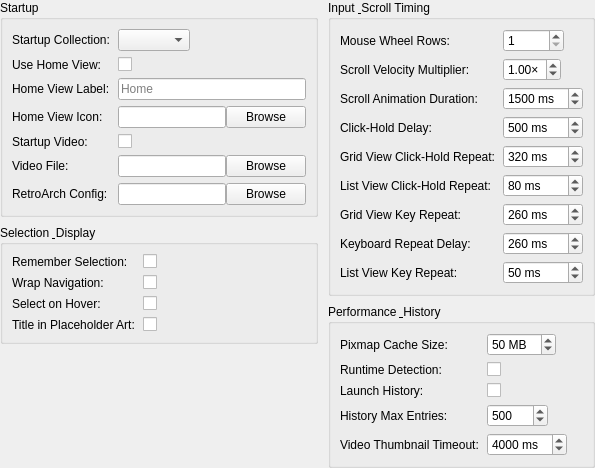
Before: the Qt Designer form src/ui/dialogs/settings/generalsettingspanel.ui in EtherAura/Kartend, drawn with Qt 5.
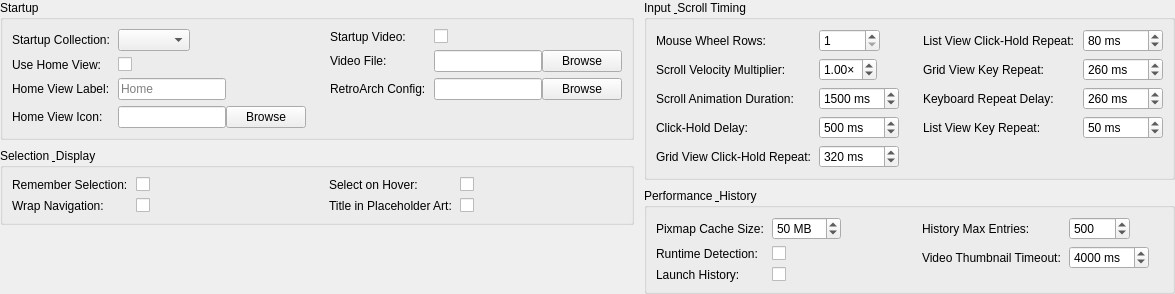
After: the same form once the commit is applied.

Patch:
```diff
--- a/src/ui/dialogs/settings/generalsettingspanel.ui
+++ b/src/ui/dialogs/settings/generalsettingspanel.ui
@@ -14,10 +14,23 @@
      <item>
       <widget class="QGroupBox" name="startupGroupBox">
        <property name="title"><string>Startup</string></property>
-       <layout class="QFormLayout" name="startupFormLayout">
+       <!-- Two-column section: two equal-width column wrappers side by side. -->
+       <layout class="QHBoxLayout" name="startupRowLayout">
+        <property name="spacing"><number>24</number></property>
+        <item>
+         <widget class="QWidget" name="startupColLeft" native="true">
+          <property name="sizePolicy">
+           <sizepolicy hsizetype="Expanding" vsizetype="Preferred"><horstretch>0</horstretch><verstretch>0</verstretch></sizepolicy>
+          </property>
+          <layout class="QFormLayout" name="startupFormLeft">
+           <property name="formAlignment"><set>Qt::AlignmentFlag::AlignLeft|Qt::AlignmentFlag::AlignTop</set></property>
         <property name="horizontalSpacing"><number>8</number></property>
         <property name="verticalSpacing"><number>6</number></property>
-        <property name="fieldGrowthPolicy"><enum>QFormLayout::FieldGrowthPolicy::ExpandingFieldsGrow</enum></property>
+           <property name="leftMargin"><number>0</number></property>
+           <property name="topMargin"><number>0</number></property>
+           <property name="rightMargin"><number>0</number></property>
+           <property name="bottomMargin"><number>0</number></property>
+           <property name="fieldGrowthPolicy"><enum>QFormLayout::FieldGrowthPolicy::FieldsStayAtSizeHint</enum></property>
         <item row="0" column="0"><widget class="QLabel" name="startupCollectionLabel"><property name="text"><string>Startup Collection:</string></property></widget></item>
         <item row="0" column="1"><widget class="QComboBox" name="startupCollectionComboBox"><property name="minimumWidth"><number>180</number></property><property name="toolTip"><string>Collection to open on startup. &quot;(Default)&quot; opens the first root collection.</string></property></widget></item>
         <item row="1" column="0"><widget class="QLabel" name="useHomeViewLabel"><property name="text"><string>Use Home View:</string></property></widget></item>
@@ -31,17 +44,34 @@
           <item><widget class="QPushButton" name="browseHomeViewIconButton"><property name="text"><string>Browse</string></property></widget></item>
          </layout>
         </item>
-        <item row="4" column="0"><widget class="QLabel" name="startupVideoEnabledLabel"><property name="text"><string>Startup Video:</string></property></widget></item>
-        <item row="4" column="1"><widget class="QCheckBox" name="startupVideoEnabledCheckBox"><property name="toolTip"><string>Play a configurable video on application launch. Skippable via any key or click.</string></property></widget></item>
-        <item row="5" column="0"><widget class="QLabel" name="startupVideoPathLabel"><property name="text"><string>Video File:</string></property></widget></item>
-        <item row="5" column="1">
+          </layout>
+         </widget>
+        </item>
+        <item>
+         <widget class="QWidget" name="startupColRight" native="true">
+          <property name="sizePolicy">
+           <sizepolicy hsizetype="Expanding" vsizetype="Preferred"><horstretch>0</horstretch><verstretch>0</verstretch></sizepolicy>
+          </property>
+          <layout class="QFormLayout" name="startupFormRight">
+           <property name="formAlignment"><set>Qt::AlignmentFlag::AlignLeft|Qt::AlignmentFlag::AlignTop</set></property>
+           <property name="horizontalSpacing"><number>8</number></property>
+           <property name="verticalSpacing"><number>6</number></property>
+           <property name="leftMargin"><number>0</number></property>
+           <property name="topMargin"><number>0</number></property>
+           <property name="rightMargin"><number>0</number></property>
+           <property name="bottomMargin"><number>0</number></property>
+           <property name="fieldGrowthPolicy"><enum>QFormLayout::FieldGrowthPolicy::FieldsStayAtSizeHint</enum></property>
+           <item row="0" column="0"><widget class="QLabel" name="startupVideoEnabledLabel"><property name="text"><string>Startup Video:</string></property></widget></item>
+           <item row="0" column="1"><widget class="QCheckBox" name="startupVideoEnabledCheckBox"><property name="toolTip"><string>Play a configurable video on application launch. Skippable via any key or click.</string></property></widget></item>
+           <item row="1" column="0"><widget class="QLabel" name="startupVideoPathLabel"><property name="text"><string>Video File:</string></property></widget></item>
+           <item row="1" column="1">
          <layout class="QHBoxLayout" name="startupVideoPathLayout">
           <item><widget class="QLineEdit" name="startupVideoPathLineEdit"><property name="toolTip"><string>Absolute path to the video file played on launch (e.g. .mp4, .webm). Empty disables the feature regardless of the checkbox above.</string></property></widget></item>
           <item><widget class="QPushButton" name="browseStartupVideoButton"><property name="text"><string>Browse</string></property></widget></item>
          </layout>
         </item>
-        <item row="6" column="0"><widget class="QLabel" name="retroarchConfigLabel"><property name="text"><string>RetroArch Config:</string></property></widget></item>
-        <item row="6" column="1">
+           <item row="2" column="0"><widget class="QLabel" name="retroarchConfigLabel"><property name="text"><string>RetroArch Config:</string></property></widget></item>
+           <item row="2" column="1">
          <layout class="QHBoxLayout" name="retroarchConfigLayout">
           <item><widget class="QLineEdit" name="retroarchConfigLineEdit"><property name="toolTip"><string>Optional path to a retroarch.cfg file or a libretro core directory, used to list installed cores in the collection Core picker. Empty auto-detects the standard RetroArch config location.</string></property></widget></item>
           <item><widget class="QPushButton" name="browseRetroarchConfigButton"><property name="text"><string>Browse</string></property></widget></item>
@@ -50,21 +80,56 @@
        </layout>
       </widget>
      </item>
+       </layout>
+      </widget>
+     </item>
      <item>
       <widget class="QGroupBox" name="selectionGroupBox">
        <property name="title"><string>Selection &amp; Display</string></property>
-       <layout class="QFormLayout" name="selectionFormLayout">
+       <layout class="QHBoxLayout" name="selectionRowLayout">
+        <property name="spacing"><number>24</number></property>
+        <item>
+         <widget class="QWidget" name="selectionColLeft" native="true">
+          <property name="sizePolicy">
+           <sizepolicy hsizetype="Expanding" vsizetype="Preferred"><horstretch>0</horstretch><verstretch>0</verstretch></sizepolicy>
+          </property>
+          <layout class="QFormLayout" name="selectionFormLeft">
+           <property name="formAlignment"><set>Qt::AlignmentFlag::AlignLeft|Qt::AlignmentFlag::AlignTop</set></property>
         <property name="horizontalSpacing"><number>8</number></property>
         <property name="verticalSpacing"><number>6</number></property>
-        <property name="fieldGrowthPolicy"><enum>QFormLayout::FieldGrowthPolicy::ExpandingFieldsGrow</enum></property>
+           <property name="leftMargin"><number>0</number></property>
+           <property name="topMargin"><number>0</number></property>
+           <property name="rightMargin"><number>0</number></property>
+           <property name="bottomMargin"><number>0</number></property>
+           <property name="fieldGrowthPolicy"><enum>QFormLayout::FieldGrowthPolicy::FieldsStayAtSizeHint</enum></property>
         <item row="0" column="0"><widget class="QLabel" name="rememberSelectionLabel"><property name="text"><string>Remember Selection:</string></property></widget></item>
         <item row="0" column="1"><widget class="QCheckBox" name="rememberSelectionCheckBox"><property name="toolTip"><string>Remember the last selected item when returning to a collection</string></property></widget></item>
         <item row="1" column="0"><widget class="QLabel" name="wrapNavigationLabel"><property name="text"><string>Wrap Navigation:</string></property></widget></item>
         <item row="1" column="1"><widget class="QCheckBox" name="wrapNavigationCheckBox"><property name="toolTip"><string>When navigating with arrow keys, wrap at edges</string></property></widget></item>
-        <item row="2" column="0"><widget class="QLabel" name="selectItemOnHoverLabel"><property name="text"><string>Select on Hover:</string></property></widget></item>
-        <item row="2" column="1"><widget class="QCheckBox" name="selectItemOnHoverCheckBox"><property name="toolTip"><string>Move selection to the visible item under the mouse pointer without clicking</string></property></widget></item>
-        <item row="3" column="0"><widget class="QLabel" name="showTitleInPlaceholderLabel"><property name="text"><string>Title in Placeholder Art:</string></property></widget></item>
-        <item row="3" column="1"><widget class="QCheckBox" name="showTitleInPlaceholderCheckBox"><property name="toolTip"><string>Draw the item title on top of placeholder art (the hatched pattern or any user-supplied placeholder image) when no real artwork exists for the item.</string></property></widget></item>
+          </layout>
+         </widget>
+        </item>
+        <item>
+         <widget class="QWidget" name="selectionColRight" native="true">
+          <property name="sizePolicy">
+           <sizepolicy hsizetype="Expanding" vsizetype="Preferred"><horstretch>0</horstretch><verstretch>0</verstretch></sizepolicy>
+          </property>
+          <layout class="QFormLayout" name="selectionFormRight">
+           <property name="formAlignment"><set>Qt::AlignmentFlag::AlignLeft|Qt::AlignmentFlag::AlignTop</set></property>
+           <property name="horizontalSpacing"><number>8</number></property>
+           <property name="verticalSpacing"><number>6</number></property>
+           <property name="leftMargin"><number>0</number></property>
+           <property name="topMargin"><number>0</number></property>
+           <property name="rightMargin"><number>0</number></property>
+           <property name="bottomMargin"><number>0</number></property>
+           <property name="fieldGrowthPolicy"><enum>QFormLayout::FieldGrowthPolicy::FieldsStayAtSizeHint</enum></property>
+           <item row="0" column="0"><widget class="QLabel" name="selectItemOnHoverLabel"><property name="text"><string>Select on Hover:</string></property></widget></item>
+           <item row="0" column="1"><widget class="QCheckBox" name="selectItemOnHoverCheckBox"><property name="toolTip"><string>Move selection to the visible item under the mouse pointer without clicking</string></property></widget></item>
+           <item row="1" column="0"><widget class="QLabel" name="showTitleInPlaceholderLabel"><property name="text"><string>Title in Placeholder Art:</string></property></widget></item>
+           <item row="1" column="1"><widget class="QCheckBox" name="showTitleInPlaceholderCheckBox"><property name="toolTip"><string>Draw the item title on top of placeholder art (the hatched pattern or any user-supplied placeholder image) when no real artwork exists for the item.</string></property></widget></item>
+          </layout>
+         </widget>
+        </item>
        </layout>
       </widget>
      </item>
@@ -82,10 +147,22 @@
      <item>
       <widget class="QGroupBox" name="inputTimingGroupBox">
        <property name="title"><string>Input &amp; Scroll Timing</string></property>
-       <layout class="QFormLayout" name="inputTimingFormLayout">
+       <layout class="QHBoxLayout" name="inputTimingRowLayout">
+        <property name="spacing"><number>24</number></property>
+        <item>
+         <widget class="QWidget" name="inputTimingColLeft" native="true">
+          <property name="sizePolicy">
+           <sizepolicy hsizetype="Expanding" vsizetype="Preferred"><horstretch>0</horstretch><verstretch>0</verstretch></sizepolicy>
+          </property>
+          <layout class="QFormLayout" name="inputTimingFormLeft">
+           <property name="formAlignment"><set>Qt::AlignmentFlag::AlignLeft|Qt::AlignmentFlag::AlignTop</set></property>
         <property name="horizontalSpacing"><number>8</number></property>
         <property name="verticalSpacing"><number>6</number></property>
-        <property name="fieldGrowthPolicy"><enum>QFormLayout::FieldGrowthPolicy::ExpandingFieldsGrow</enum></property>
+           <property name="leftMargin"><number>0</number></property>
+           <property name="topMargin"><number>0</number></property>
+           <property name="rightMargin"><number>0</number></property>
+           <property name="bottomMargin"><number>0</number></property>
+           <property name="fieldGrowthPolicy"><enum>QFormLayout::FieldGrowthPolicy::FieldsStayAtSizeHint</enum></property>
         <item row="0" column="0"><widget class="QLabel" name="mouseWheelSpeedLabel"><property name="text"><string>Mouse Wheel Rows:</string></property></widget></item>
         <item row="0" column="1"><widget class="QSpinBox" name="mouseWheelSpeedSpinBox"><property name="minimumWidth"><number>110</number></property><property name="toolTip"><string>Number of rows to scroll per mouse wheel step</string></property><property name="minimum"><number>1</number></property><property name="maximum"><number>99999</number></property><property name="value"><number>1</number></property></widget></item>
         <item row="1" column="0"><widget class="QLabel" name="scrollVelocityMultiplierLabel"><property name="text"><string>Scroll Velocity Multiplier:</string></property></widget></item>
@@ -95,35 +172,87 @@
         <item row="3" column="0"><widget class="QLabel" name="clickHoldDelayLabel"><property name="text"><string>Click-Hold Delay:</string></property></widget></item>
         <item row="3" column="1"><widget class="QSpinBox" name="clickHoldDelaySpinBox"><property name="minimumWidth"><number>110</number></property><property name="toolTip"><string>Delay before click-hold scroll mode activates (milliseconds)</string></property><property name="suffix"><string> ms</string></property><property name="minimum"><number>1</number></property><property name="maximum"><number>99999</number></property><property name="value"><number>500</number></property></widget></item>
         <item row="4" column="0"><widget class="QLabel" name="clickHoldRepeatIntervalLabel"><property name="text"><string>Grid View Click-Hold Repeat:</string></property></widget></item>
-        <item row="4" column="1"><widget class="QSpinBox" name="clickHoldRepeatIntervalSpinBox"><property name="minimumWidth"><number>110</number></property><property name="toolTip"><string>Interval between steps during click-hold scrolling in grid view (milliseconds)</string></property><property name="suffix"><string> ms</string></property><property name="minimum"><number>1</number></property><property name="maximum"><number>99999</number></property><property name="value"><number>320</number></property></widget></item>
-        <item row="5" column="0"><widget class="QLabel" name="listClickHoldRepeatLabel"><property name="text"><string>List View Click-Hold Repeat:</string></property></widget></item>
-        <item row="5" column="1"><widget class="QSpinBox" name="listClickHoldRepeatSpinBox"><property name="minimumWidth"><number>110</number></property><property name="toolTip"><string>Interval between steps during click-hold scrolling in list view (milliseconds)</string></property><property name="suffix"><string> ms</string></property><property name="minimum"><number>1</number></property><property name="maximum"><number>99999</number></property><property name="value"><number>80</number></property></widget></item>
-        <item row="6" column="0"><widget class="QLabel" name="keyboardSpeedLabel"><property name="text"><string>Grid View Key Repeat:</string></property></widget></item>
-        <item row="6" column="1"><widget class="QSpinBox" name="keyboardSpeedSpinBox"><property name="minimumWidth"><number>110</number></property><property name="toolTip"><string>Interval between arrow key repeats when holding keys in grid view (milliseconds)</string></property><property name="suffix"><string> ms</string></property><property name="minimum"><number>1</number></property><property name="maximum"><number>99999</number></property><property name="value"><number>260</number></property></widget></item>
-        <item row="7" column="0"><widget class="QLabel" name="keyboardRepeatDelayLabel"><property name="text"><string>Keyboard Repeat Delay:</string></property></widget></item>
-        <item row="7" column="1"><widget class="QSpinBox" name="keyboardRepeatDelaySpinBox"><property name="minimumWidth"><number>110</number></property><property name="toolTip"><string>Initial delay before keyboard repeat starts (milliseconds)</string></property><property name="suffix"><string> ms</string></property><property name="minimum"><number>1</number></property><property name="maximum"><number>99999</number></property><property name="value"><number>260</number></property></widget></item>
-        <item row="8" column="0"><widget class="QLabel" name="listKeyboardRepeatLabel"><property name="text"><string>List View Key Repeat:</string></property></widget></item>
-        <item row="8" column="1"><widget class="QSpinBox" name="listKeyboardRepeatSpinBox"><property name="minimumWidth"><number>110</number></property><property name="toolTip"><string>Interval between arrow key repeats when holding keys in list view (milliseconds)</string></property><property name="suffix"><string> ms</string></property><property name="minimum"><number>1</number></property><property name="maximum"><number>99999</number></property><property name="value"><number>50</number></property></widget></item>
+           <item row="4" column="1"><widget class="QSpinBox" name="clickHoldRepeatIntervalSpinBox"><property name="maximumWidth"><number>100</number></property><property name="toolTip"><string>Interval between steps during click-hold scrolling in grid view (milliseconds)</string></property><property name="suffix"><string> ms</string></property><property name="minimum"><number>1</number></property><property name="maximum"><number>99999</number></property><property name="value"><number>320</number></property></widget></item>
+          </layout>
+         </widget>
+        </item>
+        <item>
+         <widget class="QWidget" name="inputTimingColRight" native="true">
+          <property name="sizePolicy">
+           <sizepolicy hsizetype="Expanding" vsizetype="Preferred"><horstretch>0</horstretch><verstretch>0</verstretch></sizepolicy>
+          </property>
+          <layout class="QFormLayout" name="inputTimingFormRight">
+           <property name="formAlignment"><set>Qt::AlignmentFlag::AlignLeft|Qt::AlignmentFlag::AlignTop</set></property>
+           <property name="horizontalSpacing"><number>8</number></property>
+           <property name="verticalSpacing"><number>6</number></property>
+           <property name="leftMargin"><number>0</number></property>
+           <property name="topMargin"><number>0</number></property>
+           <property name="rightMargin"><number>0</number></property>
+           <property name="bottomMargin"><number>0</number></property>
+           <property name="fieldGrowthPolicy"><enum>QFormLayout::FieldGrowthPolicy::FieldsStayAtSizeHint</enum></property>
+           <item row="0" column="0"><widget class="QLabel" name="listClickHoldRepeatLabel"><property name="text"><string>List View Click-Hold Repeat:</string></property></widget></item>
+           <item row="0" column="1"><widget class="QSpinBox" name="listClickHoldRepeatSpinBox"><property name="maximumWidth"><number>100</number></property><property name="toolTip"><string>Interval between steps during click-hold scrolling in list view (milliseconds)</string></property><property name="suffix"><string> ms</string></property><property name="minimum"><number>1</number></property><property name="maximum"><number>99999</number></property><property name="value"><number>80</number></property></widget></item>
+           <item row="1" column="0"><widget class="QLabel" name="keyboardSpeedLabel"><property name="text"><string>Grid View Key Repeat:</string></property></widget></item>
+           <item row="1" column="1"><widget class="QSpinBox" name="keyboardSpeedSpinBox"><property name="maximumWidth"><number>100</number></property><property name="toolTip"><string>Interval between arrow key repeats when holding keys in grid view (milliseconds)</string></property><property name="suffix"><string> ms</string></property><property name="minimum"><number>1</number></property><property name="maximum"><number>99999</number></property><property name="value"><number>260</number></property></widget></item>
+           <item row="2" column="0"><widget class="QLabel" name="keyboardRepeatDelayLabel"><property name="text"><string>Keyboard Repeat Delay:</string></property></widget></item>
+           <item row="2" column="1"><widget class="QSpinBox" name="keyboardRepeatDelaySpinBox"><property name="maximumWidth"><number>100</number></property><property name="toolTip"><string>Initial delay before keyboard repeat starts (milliseconds)</string></property><property name="suffix"><string> ms</string></property><property name="minimum"><number>1</number></property><property name="maximum"><number>99999</number></property><property name="value"><number>260</number></property></widget></item>
+           <item row="3" column="0"><widget class="QLabel" name="listKeyboardRepeatLabel"><property name="text"><string>List View Key Repeat:</string></property></widget></item>
+           <item row="3" column="1"><widget class="QSpinBox" name="listKeyboardRepeatSpinBox"><property name="maximumWidth"><number>100</number></property><property name="toolTip"><string>Interval between arrow key repeats when holding keys in list view (milliseconds)</string></property><property name="suffix"><string> ms</string></property><property name="minimum"><number>1</number></property><property name="maximum"><number>99999</number></property><property name="value"><number>50</number></property></widget></item>
+          </layout>
+         </widget>
+        </item>
        </layout>
       </widget>
      </item>
      <item>
       <widget class="QGroupBox" name="performanceHistoryGroupBox">
        <property name="title"><string>Performance &amp; History</string></property>
-       <layout class="QFormLayout" name="performanceHistoryFormLayout">
+       <layout class="QHBoxLayout" name="performanceHistoryRowLayout">
+        <property name="spacing"><number>24</number></property>
+        <item>
+         <widget class="QWidget" name="performanceHistoryColLeft" native="true">
+          <property name="sizePolicy">
+           <sizepolicy hsizetype="Expanding" vsizetype="Preferred"><horstretch>0</horstretch><verstretch>0</verstretch></sizepolicy>
+          </property>
+          <layout class="QFormLayout" name="performanceHistoryFormLeft">
+           <property name="formAlignment"><set>Qt::AlignmentFlag::AlignLeft|Qt::AlignmentFlag::AlignTop</set></property>
         <property name="horizontalSpacing"><number>8</number></property>
         <property name="verticalSpacing"><number>6</number></property>
-        <property name="fieldGrowthPolicy"><enum>QFormLayout::FieldGrowthPolicy::ExpandingFieldsGrow</enum></property>
+           <property name="leftMargin"><number>0</number></property>
+           <property name="topMargin"><number>0</number></property>
+           <property name="rightMargin"><number>0</number></property>
+           <property name="bottomMargin"><number>0</number></property>
+           <property name="fieldGrowthPolicy"><enum>QFormLayout::FieldGrowthPolicy::FieldsStayAtSizeHint</enum></property>
         <item row="0" column="0"><widget class="QLabel" name="pixmapCacheLabel"><property name="text"><string>Pixmap Cache Size:</string></property></widget></item>
         <item row="0" column="1"><widget class="QSpinBox" name="pixmapCacheSpinBox"><property name="minimumWidth"><number>110</number></property><property name="toolTip"><string>Memory allocated for caching artwork images (10-500 MB). Larger values improve scrolling performance.</string></property><property name="minimum"><number>10</number></property><property name="maximum"><number>500</number></property><property name="singleStep"><number>10</number></property><property name="value"><number>50</number></property><property name="suffix"><string> MB</string></property></widget></item>
         <item row="1" column="0"><widget class="QLabel" name="runtimeDetectionLabel"><property name="text"><string>Runtime Detection:</string></property></widget></item>
         <item row="1" column="1"><widget class="QCheckBox" name="runtimeDetectionCheckBox"><property name="toolTip"><string>Track launched items so Kartend hides behind a &quot;Now Playing&quot; overlay while running and returns automatically when the program closes</string></property></widget></item>
         <item row="2" column="0"><widget class="QLabel" name="historyEnabledLabel"><property name="text"><string>Launch History:</string></property></widget></item>
         <item row="2" column="1"><widget class="QCheckBox" name="historyEnabledCheckBox"><property name="toolTip"><string>Record a chronological log of every successful launch. Disabling stops new entries; existing entries remain until cleared from the Statistics dialog.</string></property></widget></item>
-        <item row="3" column="0"><widget class="QLabel" name="historyMaxEntriesLabel"><property name="text"><string>History Max Entries:</string></property></widget></item>
-        <item row="3" column="1"><widget class="QSpinBox" name="historyMaxEntriesSpinBox"><property name="minimumWidth"><number>110</number></property><property name="toolTip"><string>After each launch, oldest entries above this count are deleted. Range: 10–50000.</string></property><property name="minimum"><number>10</number></property><property name="maximum"><number>50000</number></property><property name="singleStep"><number>50</number></property><property name="value"><number>500</number></property></widget></item>
-        <item row="4" column="0"><widget class="QLabel" name="videoThumbnailTimeoutLabel"><property name="text"><string>Video Thumbnail Timeout:</string></property></widget></item>
-        <item row="4" column="1"><widget class="QSpinBox" name="videoThumbnailTimeoutSpinBox"><property name="minimumWidth"><number>110</number></property><property name="toolTip"><string>How long to wait for a single video thumbnail to decode before giving up. Increase on slow systems where legitimate videos miss the default 4s window. Range: 1000–30000 ms.</string></property><property name="minimum"><number>1000</number></property><property name="maximum"><number>30000</number></property><property name="singleStep"><number>500</number></property><property name="value"><number>4000</number></property><property name="suffix"><string> ms</string></property></widget></item>
+          </layout>
+         </widget>
+        </item>
+        <item>
+         <widget class="QWidget" name="performanceHistoryColRight" native="true">
+          <property name="sizePolicy">
+           <sizepolicy hsizetype="Expanding" vsizetype="Preferred"><horstretch>0</horstretch><verstretch>0</verstretch></sizepolicy>
+          </property>
+          <layout class="QFormLayout" name="performanceHistoryFormRight">
+           <property name="formAlignment"><set>Qt::AlignmentFlag::AlignLeft|Qt::AlignmentFlag::AlignTop</set></property>
+           <property name="horizontalSpacing"><number>8</number></property>
+           <property name="verticalSpacing"><number>6</number></property>
+           <property name="leftMargin"><number>0</number></property>
+           <property name="topMargin"><number>0</number></property>
+           <property name="rightMargin"><number>0</number></property>
+           <property name="bottomMargin"><number>0</number></property>
+           <property name="fieldGrowthPolicy"><enum>QFormLayout::FieldGrowthPolicy::FieldsStayAtSizeHint</enum></property>
+           <item row="0" column="0"><widget class="QLabel" name="historyMaxEntriesLabel"><property name="text"><string>History Max Entries:</string></property></widget></item>
+           <item row="0" column="1"><widget class="QSpinBox" name="historyMaxEntriesSpinBox"><property name="maximumWidth"><number>100</number></property><property name="toolTip"><string>After each launch, oldest entries above this count are deleted. Range: 10–50000.</string></property><property name="minimum"><number>10</number></property><property name="maximum"><number>50000</number></property><property name="singleStep"><number>50</number></property><property name="value"><number>500</number></property></widget></item>
+           <item row="1" column="0"><widget class="QLabel" name="videoThumbnailTimeoutLabel"><property name="text"><string>Video Thumbnail Timeout:</string></property></widget></item>
+           <item row="1" column="1"><widget class="QSpinBox" name="videoThumbnailTimeoutSpinBox"><property name="maximumWidth"><number>100</number></property><property name="toolTip"><string>How long to wait for a single video thumbnail to decode before giving up. Increase on slow systems where legitimate videos miss the default 4s window. Range: 1000–30000 ms.</string></property><property name="minimum"><number>1000</number></property><property name="maximum"><number>30000</number></property><property name="singleStep"><number>500</number></property><property name="value"><number>4000</number></property><property name="suffix"><string> ms</string></property></widget></item>
+          </layout>
+         </widget>
+        </item>
        </layout>
       </widget>
      </item>
```
Left out of the diff: 10 changed lines with no effect on the pictures. Lines whose indentation alone changed are shown as unchanged.
